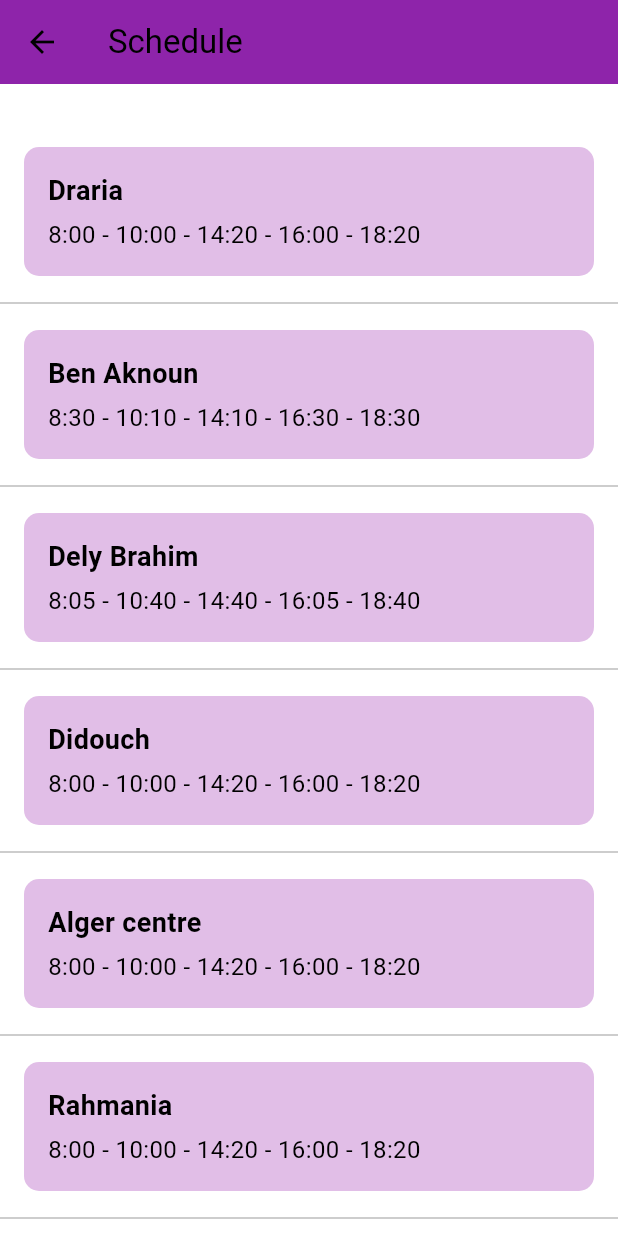
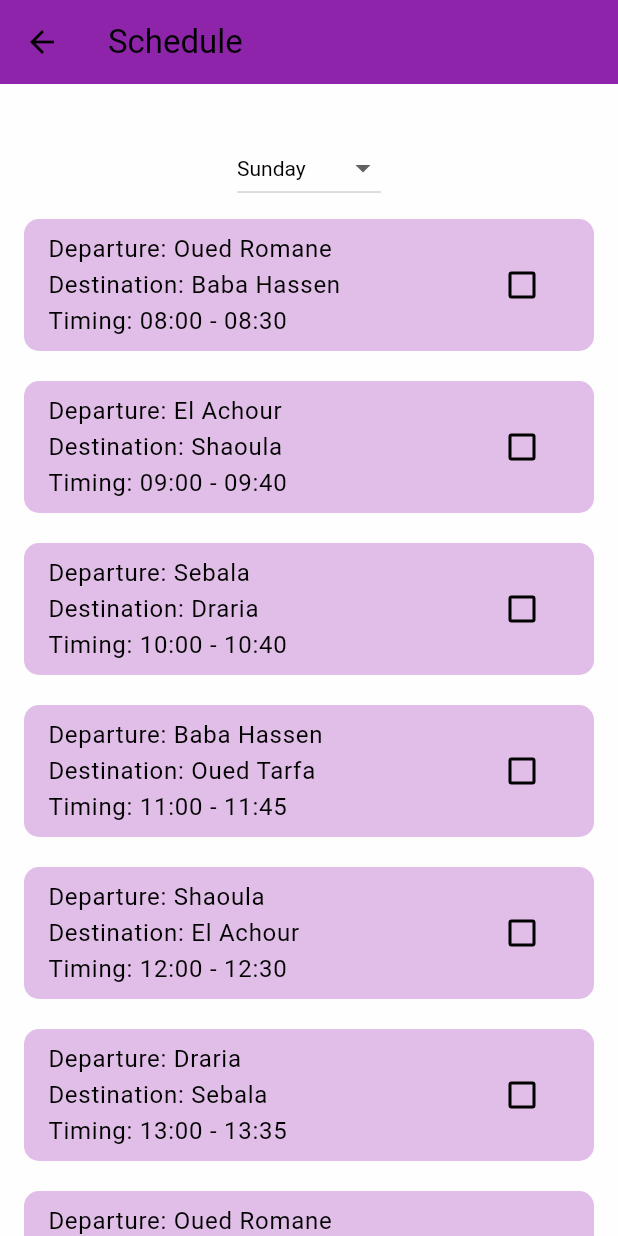
Before and after one commit to yvuuus/bus_tracking_app, a Flutter app: the ScheduleScreenDriver screen opened directly, on a phone screen of 412 x 824 dp. Run offline on Flutter 3.47's test engine with Material 3 defaults, Android fonts, the phone set to English and light mode, and no system bars; our stand-ins replace firebase_auth, firebase_core, firebase_database, fluttertoast, geolocator, google_maps_flutter; missing offline and left inert: flutter_geofire; accounts and stored records are empty.

Commit message:
changes to schedule screen and added logout button

```diff
--- a/lib/screens/driver_screens/profile_screen_driver.dart
+++ b/lib/screens/driver_screens/profile_screen_driver.dart
@@ -1,3 +1,4 @@
+import 'package:bus_tracking_app/screens/driver_screens/login_screen_driver.dart';
 import 'package:flutter/material.dart';
 import 'package:firebase_core/firebase_core.dart';
 import 'package:firebase_auth/firebase_auth.dart';
@@ -142,16 +143,22 @@ class _ProfileScreenDriverState extends State<ProfileScreenDriver> {
                           ),
                         ),
 
-                        // Logout Section
+// Logout Section
                         Padding(
                           padding: const EdgeInsets.all(16.0),
                           child: Column(
                             children: [
                               ElevatedButton(
-                                onPressed: () {
+                                onPressed: () async {
                                   // Perform any necessary local logout action, such as clearing local storage
-                                  Navigator.pushReplacementNamed(context,
-                                      '/login'); // Navigate to the login screen
+                                  await FirebaseAuth.instance
+                                      .signOut(); // Sign out from Firebase
+                                  Navigator.pushReplacement(
+                                    context,
+                                    MaterialPageRoute(
+                                        builder: (context) =>
+                                            LoginScreenDriver()),
+                                  ); // Navigate to the login screen
                                 },
                                 style: ElevatedButton.styleFrom(
                                   backgroundColor: Colors.purple,
--- a/lib/screens/driver_screens/schedule_screen_driver.dart
+++ b/lib/screens/driver_screens/schedule_screen_driver.dart
@@ -8,77 +8,179 @@ class ScheduleScreenDriver extends StatefulWidget {
 }
 
 class _ScheduleScreenState extends State<ScheduleScreenDriver> {
+  // Initialize the schedule with your provided data
   final List<Map<String, dynamic>> schedule = [
-    {"spot": "Draria", "timing": "8:00 - 10:00 - 14:20 - 16:00 - 18:20"},
-    {"spot": "Ben Aknoun", "timing": "8:30 - 10:10 - 14:10 - 16:30 - 18:30"},
-    {"spot": "Dely Brahim", "timing": "8:05 - 10:40 - 14:40 - 16:05 - 18:40"},
-    {"spot": "Didouch", "timing": "8:00 - 10:00 - 14:20 - 16:00 - 18:20"},
-    {"spot": "Alger centre", "timing": "8:00 - 10:00 - 14:20 - 16:00 - 18:20"},
-    {"spot": "Rahmania", "timing": "8:00 - 10:00 - 14:20 - 16:00 - 18:20"},
-    {"spot": "Sidi Abdallah", "timing": "8:00 - 10:00 - 14:20 - 16:00 - 18:20"},
+    {
+      "departure": "Oued Romane",
+      "destination": "Baba Hassen",
+      "timing": "08:00 - 08:30",
+      "done": false
+    },
+    {
+      "departure": "El Achour",
+      "destination": "Shaoula",
+      "timing": "09:00 - 09:40",
+      "done": false
+    },
+    {
+      "departure": "Sebala",
+      "destination": "Draria",
+      "timing": "10:00 - 10:40",
+      "done": false
+    },
+    {
+      "departure": "Baba Hassen",
+      "destination": "Oued Tarfa",
+      "timing": "11:00 - 11:45",
+      "done": false
+    },
+    {
+      "departure": "Shaoula",
+      "destination": "El Achour",
+      "timing": "12:00 - 12:30",
+      "done": false
+    },
+    {
+      "departure": "Draria",
+      "destination": "Sebala",
+      "timing": "13:00 - 13:35",
+      "done": false
+    },
+    {
+      "departure": "Oued Romane",
+      "destination": "El Achour",
+      "timing": "14:00 - 14:45",
+      "done": false
+    },
+    {
+      "departure": "Sebala",
+      "destination": "Oued Romane",
+      "timing": "15:00 - 15:40",
+      "done": false
+    },
+    {
+      "departure": "Baba Hassen",
+      "destination": "Draria",
+      "timing": "16:00 - 16:30",
+      "done": false
+    },
+    {
+      "departure": "Oued Tarfa",
+      "destination": "Shaoula",
+      "timing": "17:00 - 17:45",
+      "done": false
+    },
+    {
+      "departure": "Oued Romane",
+      "destination": "Baba Hassen",
+      "timing": "09:00 - 09:30",
+      "done": false
+    },
+    {
+      "departure": "El Achour",
+      "destination": "Shaoula",
+      "timing": "10:00 - 10:40",
+      "done": false
+    },
   ];
+
+  // Initial selected day
+  String selectedDay = "Sunday";
 
   @override
   Widget build(BuildContext context) {
+    // Get the size of the screen
     Size size = MediaQuery.sizeOf(context);
     return Scaffold(
+      // AppBar with title
       appBar: AppBar(
         title: const Text('Schedule'),
-        backgroundColor: Colors.purple.shade600,
+        backgroundColor: Colors.purple.shade600, // AppBar background color
       ),
       body: SafeArea(
         child: Container(
-          color: Colors.white,
+          color: const Color.fromARGB(
+              255, 255, 254, 255), // Background color of the main container
           width: size.width,
           height: size.height,
           child: Column(
             children: [
               const Padding(
-                padding: EdgeInsets.all(16.0),
+                padding: EdgeInsets.all(16.0), // Padding for spacing
               ),
+              // DropdownButton to select the day of the week
+              DropdownButton<String>(
+                value: selectedDay,
+                dropdownColor: Colors
+                    .purple.shade100, // Background color of the dropdown menu
+                style: const TextStyle(
+                    color: Color.fromARGB(
+                        255, 0, 0, 0)), // Text style for dropdown items
+                items: [
+                  "Sunday",
+                  "Monday",
+                  "Tuesday",
+                  "Wednesday",
+                  "Thursday",
+                  "Friday",
+                  "Saturday"
+                ].map<DropdownMenuItem<String>>((String day) {
+                  return DropdownMenuItem<String>(
+                    value: day,
+                    child: Text(day),
+                  );
+                }).toList(),
+                onChanged: (String? newValue) {
+                  setState(() {
+                    selectedDay = newValue!;
+                  });
+                },
+              ),
+              // Display "Rest day" text for Friday and Saturday
+              if (selectedDay == "Friday" || selectedDay == "Saturday") ...[
+                const Text(
+                  'Rest day',
+                  style: TextStyle(
+                      color: Colors.black,
+                      fontSize: 24,
+                      fontWeight: FontWeight.bold),
+                ),
+              ] else ...[
+                // Expanded widget to hold the list of schedule items
                 Expanded(
-                child: ListView.separated(
+                  child: ListView.builder(
                     itemCount: schedule.length,
-                  separatorBuilder: (context, index) => Divider(
-                    color: Colors.grey.shade400,
-                    thickness: 1,
-                  ),
                     itemBuilder: (context, index) {
                       final spot = schedule[index];
+                      // Hide the done items
+                      if (spot['done']) {
+                        return SizedBox.shrink();
+                      }
                       return Padding(
                         padding: const EdgeInsets.symmetric(
                             vertical: 10.0, horizontal: 16.0),
                         child: Container(
                           decoration: BoxDecoration(
-                          color: Colors.purple.shade100,
+                            color: Colors.purple
+                                .shade100, // Background color of the container
                             borderRadius: BorderRadius.circular(10),
                           ),
-                        padding: const EdgeInsets.all(16.0),
-                        child: Row(
-                          mainAxisAlignment: MainAxisAlignment.spaceBetween,
-                          children: [
-                            Column(
-                              crossAxisAlignment: CrossAxisAlignment.start,
-                              children: [
-                                Text(
-                                  spot['spot'],
+                          child: ListTile(
+                            // Display departure, destination, and timing
+                            title: Text(
+                              'Departure: ${spot['departure']}\nDestination: ${spot['destination']}\nTiming: ${spot['timing']}',
                               style: const TextStyle(
-                                    fontSize: 18,
-                                    fontWeight: FontWeight.bold,
-                                    color: Colors.black,
+                                  color: Colors.black, fontSize: 16),
                             ),
+                            // Checkbox to mark the item as done
+                            trailing: Checkbox(
+                              value: spot['done'],
+                              onChanged: (bool? value) {
+                                setState(() {
+                                  spot['done'] = value!;
+                                });
+                              },
                             ),
-                                const SizedBox(height: 5),
-                                Text(
-                                  spot['timing'],
-                                  style: const TextStyle(
-                                    fontSize: 16,
-                                    color: Colors.black,
-                                  ),
-                                ),
-                              ],
-                            ),
-                          ],
                           ),
                         ),
                       );
@@ -86,6 +188,7 @@ class _ScheduleScreenState extends State<ScheduleScreenDriver> {
                   ),
                 ),
               ],
+            ],
           ),
         ),
       ),
```
Also changed, not shown: 2 other files. Lines whose indentation alone changed are shown as unchanged.
